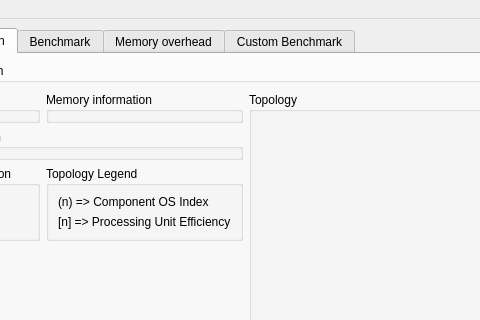
Qt form apps/Qt/MainWindow.ui (klapeto/elpida) before a commit; both pictures show x 119 to 599 and y 0 to 320 of the 845 by 567 pixel window.
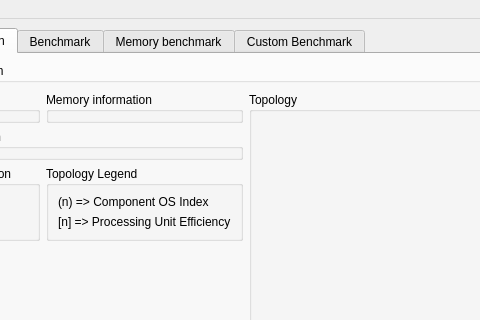
The same form after that commit.

Commit message: Changed to memory benchmarks

The edit to the form file:
```diff
--- a/apps/Qt/MainWindow.ui
+++ b/apps/Qt/MainWindow.ui
@@ -120,7 +120,7 @@
       </widget>
       <widget class="QWidget" name="tabMemoryOverhead">
        <attribute name="title">
-        <string>Memory overhead</string>
+        <string>Memory benchmark</string>
        </attribute>
        <layout class="QHBoxLayout" name="horizontalLayout_6"/>
       </widget>
```
Left out of the diff: 3 changed lines with no effect on the pictures. The commit also changes 25 other files.
